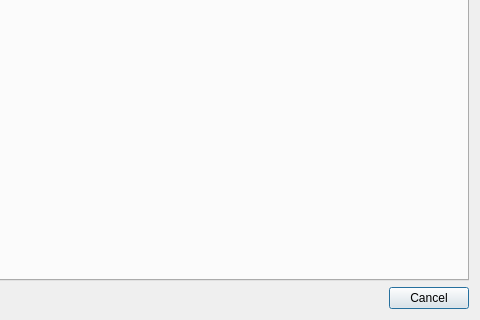
The window that ui/settingdialog.ui (niuyuxin/touchScreen) describes before a commit, drawn with Qt 5; both pictures show x 141 to 621 and y 170 to 490 of the 621 by 490 pixel window.
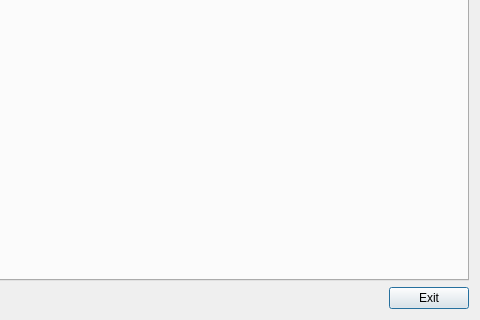
The same window after the commit.

Patch:
```diff
--- a/ui/settingdialog.ui
+++ b/ui/settingdialog.ui
@@ -53,7 +53,7 @@
         </sizepolicy>
        </property>
        <property name="text">
-        <string>Cancel</string>
+        <string>Exit</string>
        </property>
       </widget>
      </item>
```
